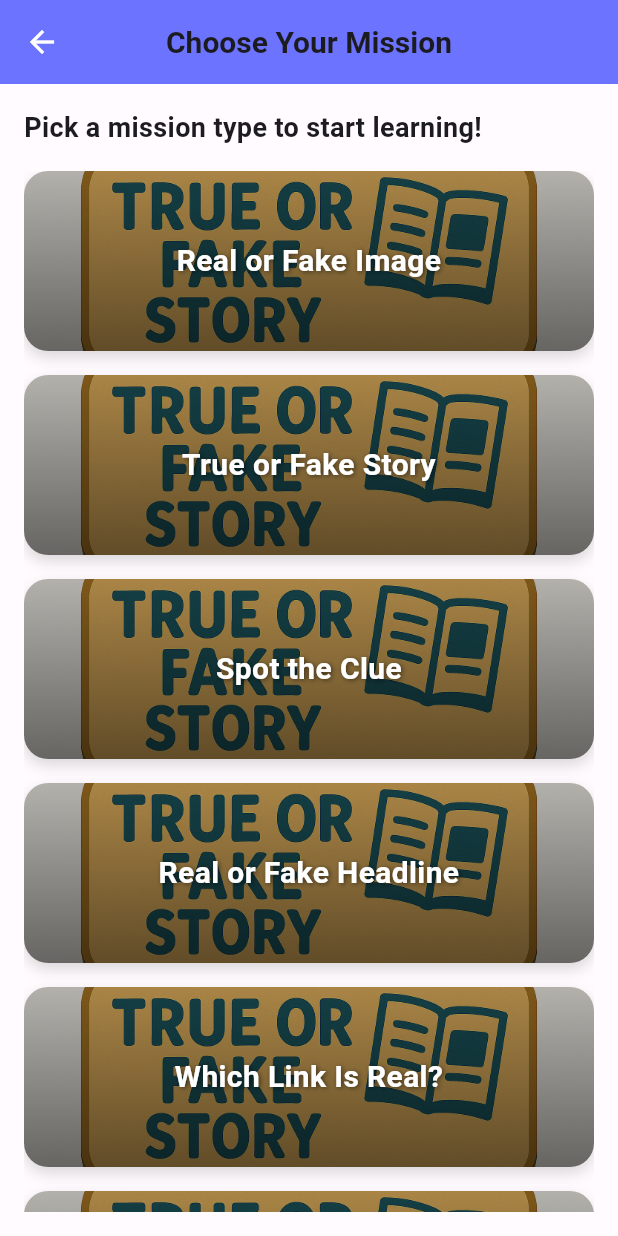
After one commit to stephenszpak/gloop, a Flutter app: the MissionTypeSelectScreen screen opened directly, on a phone screen of 412 x 824 dp. The commit adds this screen. Run offline on Flutter 3.47's test engine with Material 3 defaults, Android fonts, the phone set to English and light mode, and no system bars; our stand-ins replace flutter_riverpod, go_router, shared_preferences; accounts and stored records are empty; Roboto replaces fonts that are missing (Comic); project files that could hold a hidden picture were left out.

Commit message:
added some assets; added play as guest screen; added mission list screen

```diff
--- a/lib/router/app_router.dart
+++ b/lib/router/app_router.dart
@@ -1,5 +1,6 @@
 import 'package:flutter/material.dart';
 import 'package:go_router/go_router.dart';
+import '../screens/guest_landing_screen.dart';
 import '../screens/parent_login_screen.dart';
 import '../screens/child_profile_screen.dart';
 import '../screens/mission_screen.dart';
@@ -12,6 +13,11 @@ class AppRouter {
     routes: [
       GoRoute(
         path: '/',
+        name: 'guest_landing',
+        builder: (context, state) => const GuestLandingScreen(),
+      ),
+      GoRoute(
+        path: '/login',
         name: 'login',
         builder: (context, state) => const ParentLoginScreen(),
       ),
--- /dev/null
+++ b/lib/screens/mission_type_select_screen.dart
@@ -0,0 +1,283 @@
+import 'package:flutter/material.dart';
+
+class MissionType {
+  final String type;
+  final String label;
+
+  const MissionType({
+    required this.type,
+    required this.label,
+  });
+}
+
+class MissionTypeSelectScreen extends StatelessWidget {
+  const MissionTypeSelectScreen({super.key});
+
+  static const List<MissionType> missionTypes = [
+    MissionType(type: "real_or_fake_image", label: "Real or Fake Image"),
+    MissionType(type: "true_or_fake_story", label: "True or Fake Story"),
+    MissionType(type: "spot_the_clue", label: "Spot the Clue"),
+    MissionType(type: "real_or_fake_headline", label: "Real or Fake Headline"),
+    MissionType(type: "which_link_is_real", label: "Which Link Is Real?"),
+    MissionType(type: "spot_the_silly_thing", label: "Spot the Silly Thing"),
+    MissionType(type: "match_sound_to_image", label: "Match Sound to Image"),
+  ];
+
+  void _onSelect(BuildContext context, String type) {
+    debugPrint('Selected mission type: $type');
+
+    // Show feedback to user
+    ScaffoldMessenger.of(context).showSnackBar(
+      SnackBar(
+        content: Text('Starting $type missions...'),
+        backgroundColor: Theme.of(context).colorScheme.primary,
+        behavior: SnackBarBehavior.floating,
+        shape: RoundedRectangleBorder(
+          borderRadius: BorderRadius.circular(12),
+        ),
+      ),
+    );
+
+    // TODO: Navigate to mission screen with selected type
+    // Navigator.pushNamed(context, '/mission', arguments: type);
+  }
+
+  @override
+  Widget build(BuildContext context) {
+    return Scaffold(
+      appBar: AppBar(
+        title: const Text('Choose Your Mission'),
+        backgroundColor: Theme.of(context).colorScheme.primaryContainer,
+        foregroundColor: Theme.of(context).colorScheme.onPrimaryContainer,
+      ),
+      body: SafeArea(
+        child: OrientationBuilder(
+          builder: (context, orientation) {
+            if (orientation == Orientation.portrait) {
+              return _buildPortraitLayout();
+            } else {
+              return _buildLandscapeLayout();
+            }
+          },
+        ),
+      ),
+    );
+  }
+
+  Widget _buildPortraitLayout() {
+    return Padding(
+      padding: const EdgeInsets.all(16.0),
+      child: Column(
+        crossAxisAlignment: CrossAxisAlignment.start,
+        children: [
+          Text(
+            'Pick a mission type to start learning!',
+            style: const TextStyle(
+              fontSize: 18,
+              fontWeight: FontWeight.w600,
+            ),
+          ),
+          const SizedBox(height: 16),
+          Expanded(
+            child: ListView.separated(
+              itemCount: missionTypes.length,
+              separatorBuilder: (context, index) => const SizedBox(height: 16),
+              itemBuilder: (context, index) {
+                final missionType = missionTypes[index];
+                return _buildMissionButton(context, missionType);
+              },
+            ),
+          ),
+        ],
+      ),
+    );
+  }
+
+  Widget _buildLandscapeLayout() {
+    return Padding(
+      padding: const EdgeInsets.symmetric(vertical: 16.0),
+      child: Column(
+        crossAxisAlignment: CrossAxisAlignment.start,
+        children: [
+          Padding(
+            padding: const EdgeInsets.symmetric(horizontal: 16.0),
+            child: Text(
+              'Pick a mission type to start learning!',
+              style: const TextStyle(
+                fontSize: 18,
+                fontWeight: FontWeight.w600,
+              ),
+            ),
+          ),
+          const SizedBox(height: 16),
+          Expanded(
+            child: ListView.separated(
+              scrollDirection: Axis.horizontal,
+              padding: const EdgeInsets.symmetric(horizontal: 16.0),
+              itemCount: missionTypes.length,
+              separatorBuilder: (context, index) => const SizedBox(width: 16),
+              itemBuilder: (context, index) {
+                final missionType = missionTypes[index];
+                return SizedBox(
+                  width: 280,
+                  child: _buildMissionButton(context, missionType),
+                );
+              },
+            ),
+          ),
+        ],
+      ),
+    );
+  }
+
+  Widget _buildMissionButton(BuildContext context, MissionType missionType) {
+    return InkWell(
+      onTap: () => _onSelect(context, missionType.type),
+      borderRadius: BorderRadius.circular(16),
+      child: Semantics(
+        label: '${missionType.label} mission button',
+        hint: 'Tap to start ${missionType.label} missions',
+        child: Container(
+          height: 120,
+          decoration: BoxDecoration(
+            borderRadius: BorderRadius.circular(16),
+            boxShadow: [
+              BoxShadow(
+                color: Colors.black.withOpacity(0.15),
+                blurRadius: 8,
+                offset: const Offset(0, 4),
+              ),
+            ],
+          ),
+          child: ClipRRect(
+            borderRadius: BorderRadius.circular(16),
+            child: Stack(
+              children: [
+                // Background Image
+                Positioned.fill(
+                  child: Image.asset(
+                    'assets/images/buttons/true_or_fake_story.png',
+                    fit: BoxFit.cover,
+                    errorBuilder: (context, error, stackTrace) {
+                      debugPrint('Failed to load button image: $error');
+                      return _buildFallbackButton(context, missionType);
+                    },
+                  ),
+                ),
+                // Dark overlay for text readability
+                Positioned.fill(
+                  child: Container(
+                    decoration: BoxDecoration(
+                      gradient: LinearGradient(
+                        begin: Alignment.topCenter,
+                        end: Alignment.bottomCenter,
+                        colors: [
+                          Colors.black.withOpacity(0.3),
+                          Colors.black.withOpacity(0.6),
+                        ],
+                      ),
+                    ),
+                  ),
+                ),
+                // Text Overlay
+                Center(
+                  child: Padding(
+                    padding: const EdgeInsets.all(16.0),
+                    child: Text(
+                      missionType.label,
+                      textAlign: TextAlign.center,
+                      style: const TextStyle(
+                        color: Colors.white,
+                        fontSize: 20,
+                        fontWeight: FontWeight.bold,
+                        shadows: [
+                          Shadow(
+                            color: Colors.black54,
+                            blurRadius: 4,
+                            offset: Offset(1, 1),
+                          ),
+                        ],
+                      ),
+                    ),
+                  ),
+                ),
+                // Interactive feedback overlay
+                Positioned.fill(
+                  child: Material(
+                    color: Colors.transparent,
+                    child: InkWell(
+                      borderRadius: BorderRadius.circular(16),
+                      onTap: () => _onSelect(context, missionType.type),
+                      splashColor: Theme.of(context).colorScheme.primary.withOpacity(0.3),
+                      highlightColor: Theme.of(context).colorScheme.primary.withOpacity(0.1),
+                    ),
+                  ),
+                ),
+              ],
+            ),
+          ),
+        ),
+      ),
+    );
+  }
+
+  Widget _buildFallbackButton(BuildContext context, MissionType missionType) {
+    return Container(
+      decoration: BoxDecoration(
+        gradient: LinearGradient(
+          colors: [
+            Theme.of(context).colorScheme.primary,
+            Theme.of(context).colorScheme.secondary,
+          ],
+        ),
+        borderRadius: BorderRadius.circular(16),
+      ),
+      child: Center(
+        child: Padding(
+          padding: const EdgeInsets.all(16.0),
+          child: Column(
+            mainAxisAlignment: MainAxisAlignment.center,
+            children: [
+              Icon(
+                _getMissionIcon(missionType.type),
+                size: 32,
+                color: Theme.of(context).colorScheme.onPrimary,
+              ),
+              const SizedBox(height: 8),
+              Text(
+                missionType.label,
+                textAlign: TextAlign.center,
+                style: TextStyle(
+                  color: Theme.of(context).colorScheme.onPrimary,
+                  fontSize: 18,
+                  fontWeight: FontWeight.bold,
+                ),
+              ),
+            ],
+          ),
+        ),
+      ),
+    );
+  }
+
+  IconData _getMissionIcon(String type) {
+    switch (type) {
+      case 'real_or_fake_image':
+        return Icons.image;
+      case 'true_or_fake_story':
+        return Icons.library_books;
+      case 'spot_the_clue':
+        return Icons.search;
+      case 'real_or_fake_headline':
+        return Icons.article;
+      case 'which_link_is_real':
+        return Icons.link;
+      case 'spot_the_silly_thing':
+        return Icons.emoji_emotions;
+      case 'match_sound_to_image':
+        return Icons.volume_up;
+      default:
+        return Icons.quiz;
+    }
+  }
+}
--- a/pubspec.yaml
+++ b/pubspec.yaml
@@ -37,6 +37,8 @@ flutter:
 
   assets:
     - assets/images/
+    - assets/images/pages/
+    - assets/images/buttons/
     - assets/icons/
 
   fonts:
```
Also changed, not shown: lib/screens/guest_landing_screen.dart (added, +254 -0 lines), assets/images/buttons/play_as_guest.png (added), assets/images/buttons/true_or_fake_story.png (added), assets/images/characters/gloop_main.png (added), assets/images/pages/landing_page_v1.png (added), 2 other files.
